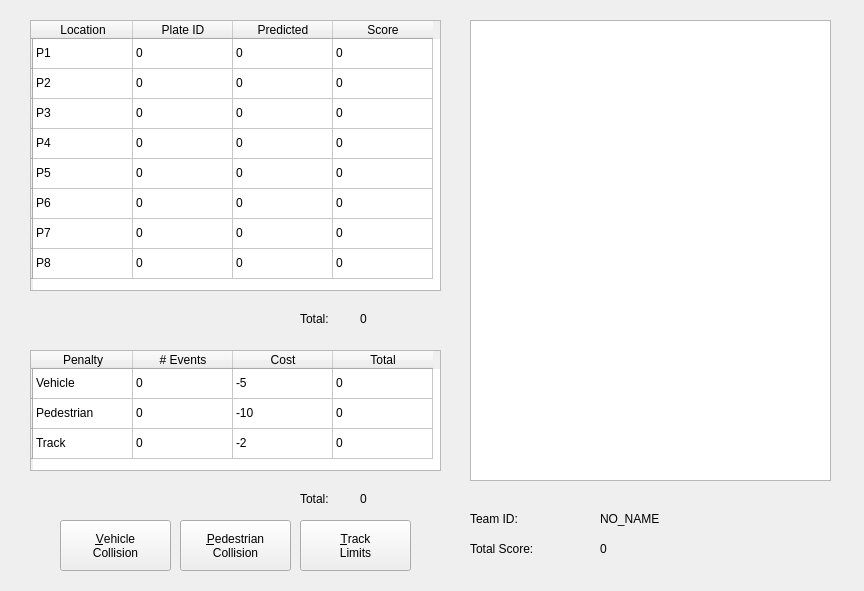
This is enph353/enph353_utils/scripts/score_tracker.ui in stevenxu27/ENPH353_Competition_5 as Qt 5 draws it before an edit. The edited form follows.
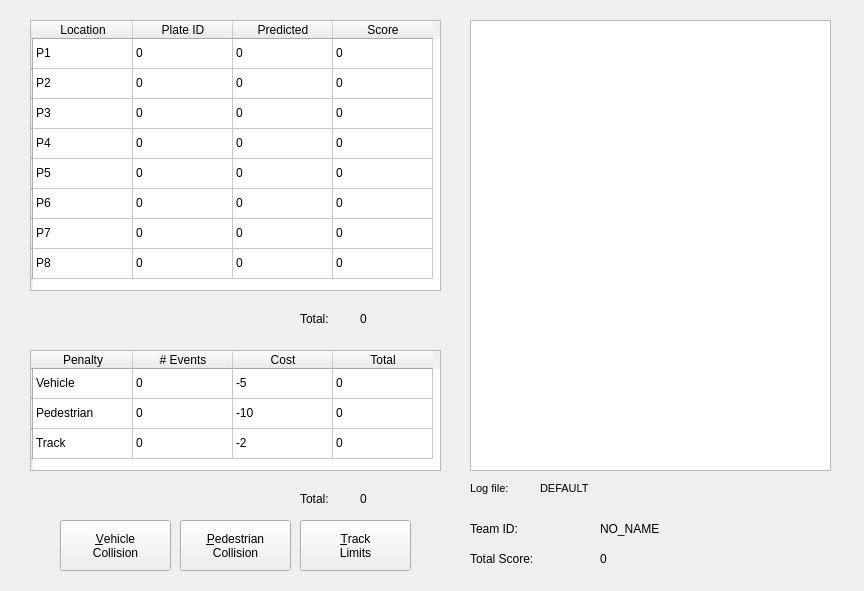
This is the edited form.

Commit message: ADD FEATURE: Write log to file.

Diff of the .ui file:
```diff
--- a/enph353/enph353_utils/scripts/score_tracker.ui
+++ b/enph353/enph353_utils/scripts/score_tracker.ui
@@ -448,15 +448,27 @@
      <x>470</x>
      <y>20</y>
      <width>361</width>
-     <height>461</height>
+     <height>451</height>
     </rect>
    </property>
+   <property name="font">
+    <font>
+     <pointsize>8</pointsize>
+    </font>
+   </property>
+   <property name="html">
+    <string>&lt;!DOCTYPE HTML PUBLIC &quot;-//W3C//DTD HTML 4.0//EN&quot; &quot;http://www.w3.org/TR/REC-html40/strict.dtd&quot;&gt;
+&lt;html&gt;&lt;head&gt;&lt;meta name=&quot;qrichtext&quot; content=&quot;1&quot; /&gt;&lt;style type=&quot;text/css&quot;&gt;
+p, li { white-space: pre-wrap; }
+&lt;/style&gt;&lt;/head&gt;&lt;body style=&quot; font-family:'Noto Sans'; font-size:8pt; font-weight:400; font-style:normal;&quot;&gt;
+&lt;p style=&quot;-qt-paragraph-type:empty; margin-top:0px; margin-bottom:0px; margin-left:0px; margin-right:0px; -qt-block-indent:0; text-indent:0px; font-size:6pt;&quot;&gt;&lt;br /&gt;&lt;/p&gt;&lt;/body&gt;&lt;/html&gt;</string>
+   </property>
   </widget>
   <widget class="QLabel" name="team_ID_label_QL">
    <property name="geometry">
     <rect>
      <x>470</x>
-     <y>510</y>
+     <y>520</y>
      <width>101</width>
      <height>17</height>
     </rect>
@@ -469,7 +481,7 @@
    <property name="geometry">
     <rect>
      <x>470</x>
-     <y>540</y>
+     <y>550</y>
      <width>101</width>
      <height>17</height>
     </rect>
@@ -482,7 +494,7 @@
    <property name="geometry">
     <rect>
      <x>600</x>
-     <y>510</y>
+     <y>520</y>
      <width>111</width>
      <height>17</height>
     </rect>
@@ -495,7 +507,7 @@
    <property name="geometry">
     <rect>
      <x>600</x>
-     <y>540</y>
+     <y>550</y>
      <width>101</width>
      <height>17</height>
     </rect>
@@ -504,6 +516,42 @@
     <string>0</string>
    </property>
   </widget>
+  <widget class="QLabel" name="log_file_label_QL">
+   <property name="geometry">
+    <rect>
+     <x>470</x>
+     <y>480</y>
+     <width>61</width>
+     <height>17</height>
+    </rect>
+   </property>
+   <property name="font">
+    <font>
+     <pointsize>8</pointsize>
+    </font>
+   </property>
+   <property name="text">
+    <string>Log file:</string>
+   </property>
+  </widget>
+  <widget class="QLabel" name="log_file_value_QL">
+   <property name="geometry">
+    <rect>
+     <x>540</x>
+     <y>480</y>
+     <width>291</width>
+     <height>17</height>
+    </rect>
+   </property>
+   <property name="font">
+    <font>
+     <pointsize>8</pointsize>
+    </font>
+   </property>
+   <property name="text">
+    <string>DEFAULT</string>
+   </property>
+  </widget>
  </widget>
  <resources/>
  <connections/>
```
The commit also changes 2 other files.
